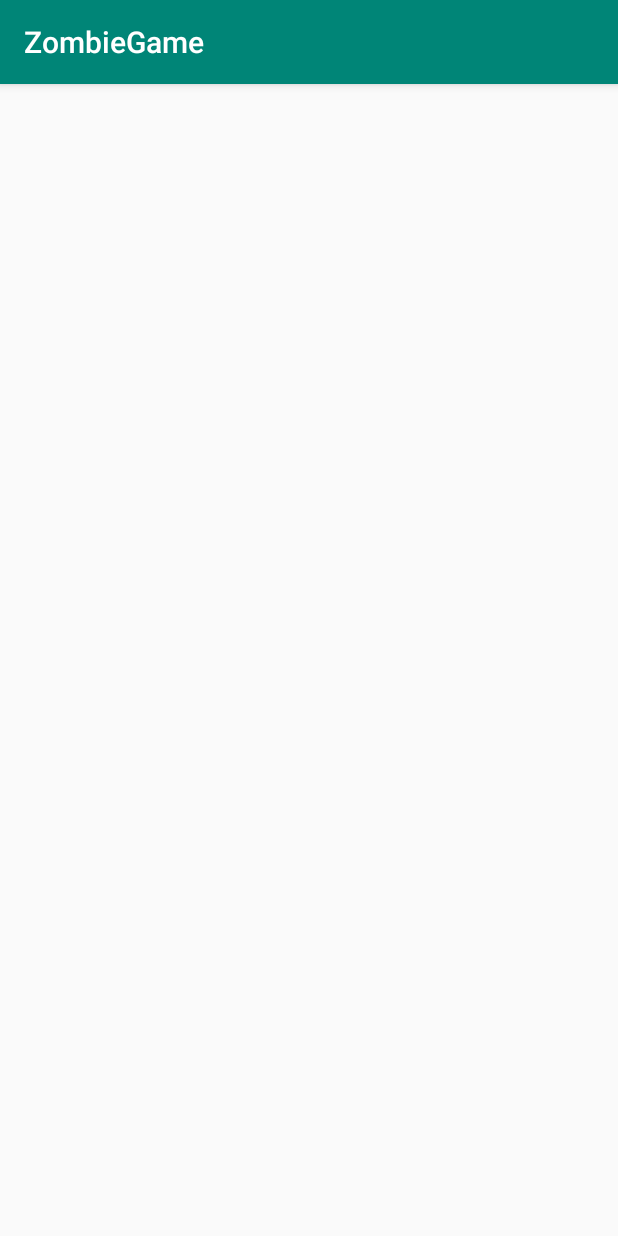
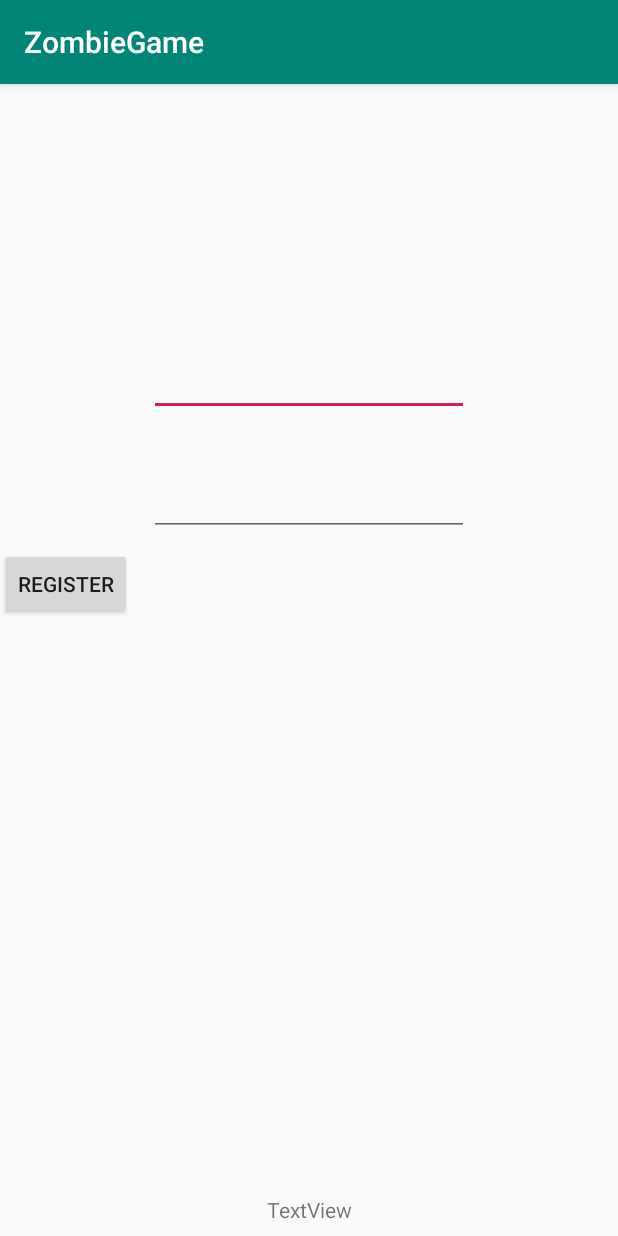
Before and after one commit to bergeet/ZombieGameORU, an Android app: the RegisterActivity screen opened directly, with no data from a screen before it, on a phone screen of 412 x 824 dp. Run offline under Robolectric (Android 15) with nearby library versions, the phone set to English and light mode, and no system bars.

```diff
--- a/app/src/main/java/com/example/pc/zombiegame/Player.java
+++ b/app/src/main/java/com/example/pc/zombiegame/Player.java
@@ -4,8 +4,8 @@ import java.net.PasswordAuthentication;
 
 public class Player {
 
-    private static int number_of_players;
-    private int number = ++number_of_players;
+
+    private int number = ++LoginActivity.number_of_players;
     private String username;
     private String password; //TODO: Byt kryptering för lösenord
 
--- a/app/src/main/java/com/example/pc/zombiegame/RegisterActivity.java
+++ b/app/src/main/java/com/example/pc/zombiegame/RegisterActivity.java
@@ -1,13 +1,103 @@
 package com.example.pc.zombiegame;
 
+import android.os.AsyncTask;
+import android.os.Build;
 import android.support.v7.app.AppCompatActivity;
 import android.os.Bundle;
+import android.util.Log;
+import android.view.View;
+import android.widget.Button;
+import android.widget.EditText;
+import android.widget.TextView;
 
 public class RegisterActivity extends AppCompatActivity {
+
+    private Button regBtn;
+    private EditText userReg;
+    private EditText pwReg;
+
+    private String server_response = "";
+
+    private Player player;
+
+    private ServerHandlerThread serverHandlerThread = null;
 
     @Override
     protected void onCreate(Bundle savedInstanceState) {
         super.onCreate(savedInstanceState);
         setContentView(R.layout.activity_register);
+
+        regBtn = findViewById(R.id.RegBtn);
+        userReg = findViewById(R.id.username_reg);
+        pwReg = findViewById(R.id.pw_reg);
+
+
+        regBtn.setOnClickListener(new View.OnClickListener() {
+            @Override
+            public void onClick(View v) {
+
+                if(!userReg.getText().equals("") && !pwReg.equals("")){
+
+                    String register = "REGISTER " + userReg.getText() + " " + pwReg.getText();
+
+                    final Sender sender = new Sender();
+                    if (Build.VERSION.SDK_INT>=Build.VERSION_CODES.HONEYCOMB)
+                        sender.executeOnExecutor(AsyncTask.THREAD_POOL_EXECUTOR, register);
+                    else
+                        sender.execute();
+                }
+            }
+        });
     }
+
+
+    private class Sender extends AsyncTask<String, Void, Void> {
+
+        public void send_to_server(String input) {
+            if (serverHandlerThread == null) {
+                //TODO: ADD NOT CONNECTED
+            }
+            input = ++LoginActivity.seq_number + " " + input;
+            //TODO: LOG WINDOW??
+            serverHandlerThread.send_message(input);
+        }
+
+
+
+        @Override
+        protected Void doInBackground(String... strings) {
+
+            serverHandlerThread = new ServerHandlerThread(RegisterActivity.this);
+            serverHandlerThread.execute();
+
+            int count = strings.length;
+            for(int i = 0; i < count; i++){
+                try {
+                    send_to_server(strings[i]);
+                    Log.d("Sender run", strings[i]);
+
+                } catch (Exception e) {
+                    e.printStackTrace();
+                    Log.d("Run", e.toString());
+                }
+            }
+            return null;
+        }
+
+        @Override
+        protected void onPostExecute(Void aVoid) {
+
+            super.onPostExecute(aVoid);
+        }
+    }
+
+    public void received_lines(String line){
+
+        server_response = line;
+        if(server_response.contains("REGISTERED")){
+            finish();
+        }
+    }
+
+
 }
--- a/app/src/main/res/layout/activity_login.xml
+++ b/app/src/main/res/layout/activity_login.xml
@@ -49,6 +49,8 @@
 
     <TextView
         android:id="@+id/registerText"
+        android:onClick="onClick"
+        android:clickable="true"
         android:layout_width="wrap_content"
         android:layout_height="wrap_content"
         android:layout_marginTop="8dp"
--- a/app/src/main/res/layout/activity_register.xml
+++ b/app/src/main/res/layout/activity_register.xml
@@ -6,4 +6,51 @@
     android:layout_height="match_parent"
     tools:context=".RegisterActivity">
 
+    <EditText
+        android:id="@+id/username_reg"
+        android:layout_width="wrap_content"
+        android:layout_height="wrap_content"
+        android:layout_marginEnd="8dp"
+        android:layout_marginStart="8dp"
+        android:layout_marginTop="176dp"
+        android:ems="10"
+        android:inputType="textPersonName"
+        android:text=""
+        app:layout_constraintEnd_toEndOf="parent"
+        app:layout_constraintStart_toStartOf="parent"
+        app:layout_constraintTop_toTopOf="parent" />
+
+    <EditText
+        android:id="@+id/pw_reg"
+        android:layout_width="wrap_content"
+        android:layout_height="wrap_content"
+        android:layout_marginEnd="8dp"
+        android:layout_marginStart="8dp"
+        android:layout_marginTop="80dp"
+        android:ems="10"
+        android:inputType="textPassword"
+        app:layout_constraintEnd_toEndOf="parent"
+        app:layout_constraintStart_toStartOf="parent"
+        app:layout_constraintTop_toTopOf="@+id/username_reg" />
+
+    <Button
+        android:id="@+id/RegBtn"
+        android:layout_width="wrap_content"
+        android:layout_height="wrap_content"
+        android:layout_marginTop="8dp"
+        android:text="Register"
+        app:layout_constraintTop_toBottomOf="@+id/pw_reg"
+        tools:layout_editor_absoluteX="148dp" />
+
+    <TextView
+        android:id="@+id/textView"
+        android:layout_width="wrap_content"
+        android:layout_height="0dp"
+        android:layout_marginBottom="8dp"
+        android:layout_marginEnd="8dp"
+        android:layout_marginStart="8dp"
+        android:text="TextView"
+        app:layout_constraintBottom_toBottomOf="parent"
+        app:layout_constraintEnd_toEndOf="parent"
+        app:layout_constraintStart_toStartOf="parent" />
 </android.support.constraint.ConstraintLayout>
```
Also changed, not shown: app/src/main/java/com/example/pc/zombiegame/GameClientActivity.java (+15 -1 lines), app/src/main/java/com/example/pc/zombiegame/LoginActivity.java (+30 -3 lines), app/src/main/java/com/example/pc/zombiegame/ServerHandlerThread.java (+11 -11 lines).
